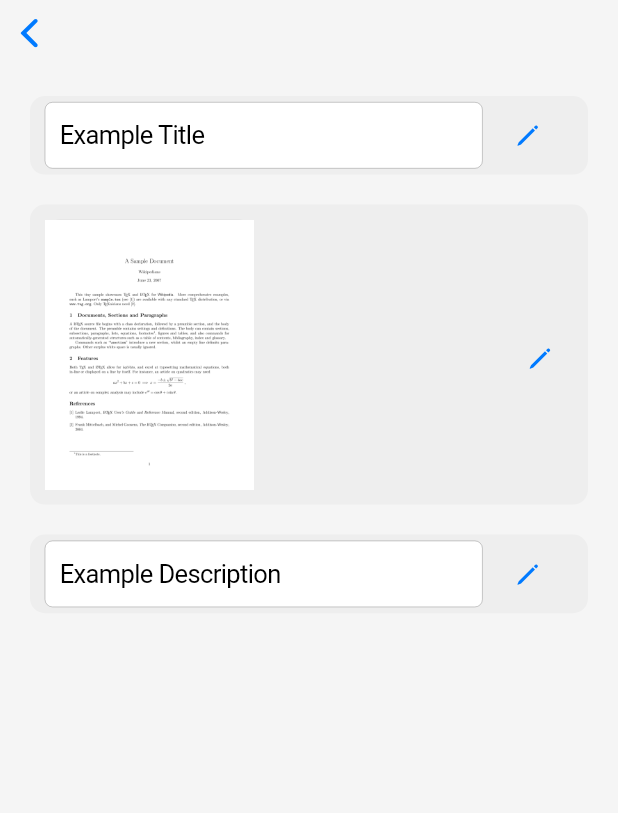
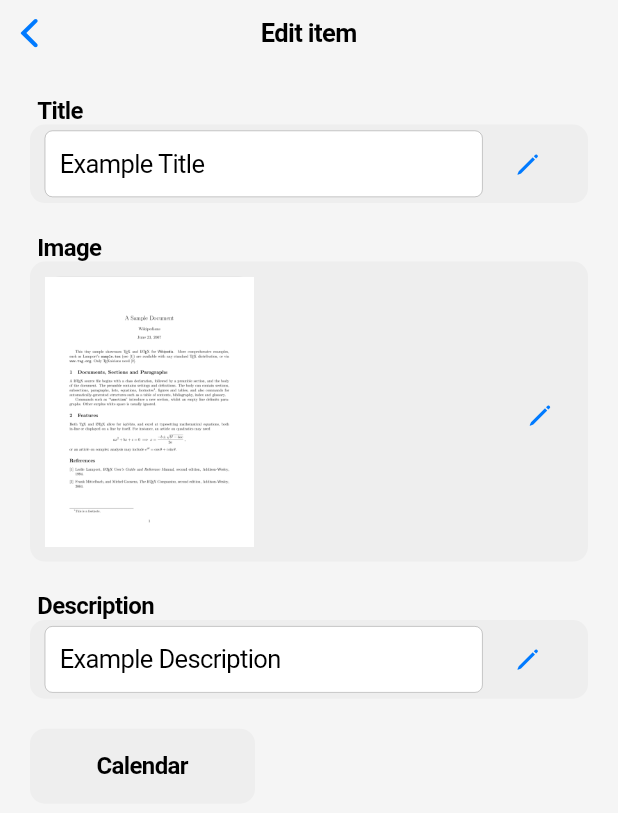
Before and after one commit to MA-SOSE2023/WallAt, a Flutter app: the EditSingleItemPage screen opened directly with empty values, on a phone screen of 412 x 824 dp. Shown: the top 813 px of the screen. Run offline on Flutter 3.47's test engine with Material 2 defaults, Android fonts, the phone set to English and light mode, and no system bars; our stand-ins replace beamer, flutter_riverpod, font_awesome_flutter, freezed_annotation, photo_view.

Commit message:
#7-Added SingleChildScrollView to the page and a calendar button

```diff
--- a/lib/pages/single_item/edit_single_item_view.dart
+++ b/lib/pages/single_item/edit_single_item_view.dart
@@ -14,18 +14,31 @@ class EditSingleItemPage extends ConsumerWidget {
 
   @override
   Widget build(BuildContext context, WidgetRef ref) {
-    final SingleItem item =
-        ref.watch(Providers.singleItemControllerProvider(_id));
     final SingleItemController controller =
         ref.read(Providers.singleItemControllerProvider(_id).notifier);
+
     return CupertinoPageScaffold(
-      navigationBar: const CupertinoNavigationBar(),
+      navigationBar: const CupertinoNavigationBar(
+        middle: Text('Edit item'),
+      ),
       backgroundColor: Colors.grey[100],
       child: SafeArea(
+        child: SingleChildScrollView(
           child: Column(
+            crossAxisAlignment: CrossAxisAlignment.start,
             children: [
+              const Padding(
+                padding: EdgeInsets.only(left: 25.0, top: 20),
+                child: Text(
+                  'Title',
+                  style: TextStyle(
+                    fontSize: 16,
+                    fontWeight: FontWeight.bold,
+                  ),
+                ),
+              ),
               Padding(
-              padding: const EdgeInsets.all(20.0),
+                padding: const EdgeInsets.only(left: 20, right: 20),
                 child: Container(
                   decoration: BoxDecoration(
                     color: Colors.grey[200],
@@ -36,8 +49,12 @@ class EditSingleItemPage extends ConsumerWidget {
                     children: [
                       Expanded(
                         child: TextFieldWithIcon(
-                        controller: TextEditingController(text: item.title),
-                        onChanged: controller.setTitle,
+                          controller: TextEditingController(
+                              text: controller.getTitle()),
+                          onChanged: (value) {
+                            controller
+                                .setTitle(value); // Update the local state
+                          },
                           hintText: 'Title',
                           icon: CupertinoIcons.pencil,
                         ),
@@ -46,10 +63,22 @@ class EditSingleItemPage extends ConsumerWidget {
                   ),
                 ),
               ),
+              const Padding(
+                padding: EdgeInsets.only(left: 25.0, top: 20),
+                child: Text(
+                  'Image',
+                  style: TextStyle(
+                    fontSize: 16,
+                    fontWeight: FontWeight.bold,
+                  ),
+                ),
+              ),
               GestureDetector(
                 onTap: () {
                   // Open gallery, select image, and save it
                 },
+                child: Padding(
+                  padding: const EdgeInsets.only(left: 20.0),
                   child: Container(
                     width: MediaQuery.of(context).size.width - 40,
                     height: 200,
@@ -66,16 +95,7 @@ class EditSingleItemPage extends ConsumerWidget {
                             color: Colors.grey[300],
                             borderRadius: BorderRadius.circular(10),
                           ),
-                      child: controller.getImage().image != null
-                          ? Image(
-                              image: controller.getImage().image!,
-                              fit: BoxFit.cover,
-                            )
-                          : Icon(
-                              CupertinoIcons.photo,
-                              size: 40,
-                              color: Colors.grey[500],
-                            ),
+                          child: controller.getImage(),
                         ),
                         Positioned(
                           right: 10,
@@ -85,15 +105,26 @@ class EditSingleItemPage extends ConsumerWidget {
                               // Edit icon button action
                             },
                             padding: EdgeInsets.zero,
-                        child: Icon(CupertinoIcons.pencil),
+                            child: const Icon(CupertinoIcons.pencil),
                           ),
                         ),
                       ],
                     ),
                   ),
                 ),
+              ),
+              const Padding(
+                padding: EdgeInsets.only(left: 25.0, top: 20),
+                child: Text(
+                  'Description',
+                  style: TextStyle(
+                    fontSize: 16,
+                    fontWeight: FontWeight.bold,
+                  ),
+                ),
+              ),
               Padding(
-              padding: const EdgeInsets.all(20.0),
+                padding: const EdgeInsets.only(bottom: 20, left: 20, right: 20),
                 child: Container(
                   decoration: BoxDecoration(
                     color: Colors.grey[200],
@@ -101,16 +132,82 @@ class EditSingleItemPage extends ConsumerWidget {
                   ),
                   padding: const EdgeInsets.symmetric(horizontal: 10.0),
                   child: TextFieldWithIcon(
-                  controller: TextEditingController(text: item.description),
-                  onChanged: controller.setDescription,
+                    controller: TextEditingController(
+                        text: controller.getDescription()),
+                    onChanged: (value) {
+                      controller
+                          .setDescription(value); // Update the local state
+                    },
                     hintText: 'Description',
                     icon: CupertinoIcons.pencil,
+                  ),
+                ),
+              ),
+              GestureDetector(
+                onTap: () {
+                  _showCalendarPopup(context); // Open calendar popup
+                },
+                child: Padding(
+                  padding: const EdgeInsets.only(left: 20.0),
+                  child: Container(
+                    width: 150,
+                    height: 50,
+                    decoration: BoxDecoration(
+                      color: Colors.grey[200],
+                      borderRadius: BorderRadius.circular(10),
+                    ),
+                    child: const Center(
+                      child: Text(
+                        'Calendar',
+                        style: TextStyle(
+                          fontSize: 16,
+                          fontWeight: FontWeight.bold,
+                        ),
+                      ),
+                    ),
                   ),
                 ),
               ),
             ],
           ),
         ),
+      ),
+    );
+  }
+
+  void _showCalendarPopup(BuildContext context) {
+    showCupertinoModalPopup(
+      context: context,
+      builder: (BuildContext context) {
+        return Container(
+          height: 300,
+          color: Colors.white,
+          child: Column(
+            mainAxisAlignment: MainAxisAlignment.center,
+            children: [
+              Padding(
+                padding: const EdgeInsets.all(20.0),
+                child: CupertinoTextField(
+                  placeholder: 'Start Date',
+                ),
+              ),
+              Padding(
+                padding: const EdgeInsets.all(20.0),
+                child: CupertinoTextField(
+                  placeholder: 'End Date',
+                ),
+              ),
+              CupertinoButton(
+                onPressed: () {
+                  // Close the calendar popup
+                  Navigator.of(context).pop();
+                },
+                child: const Text('Close'),
+              ),
+            ],
+          ),
+        );
+      },
     );
   }
 }
```
Lines whose indentation alone changed are shown as unchanged.
